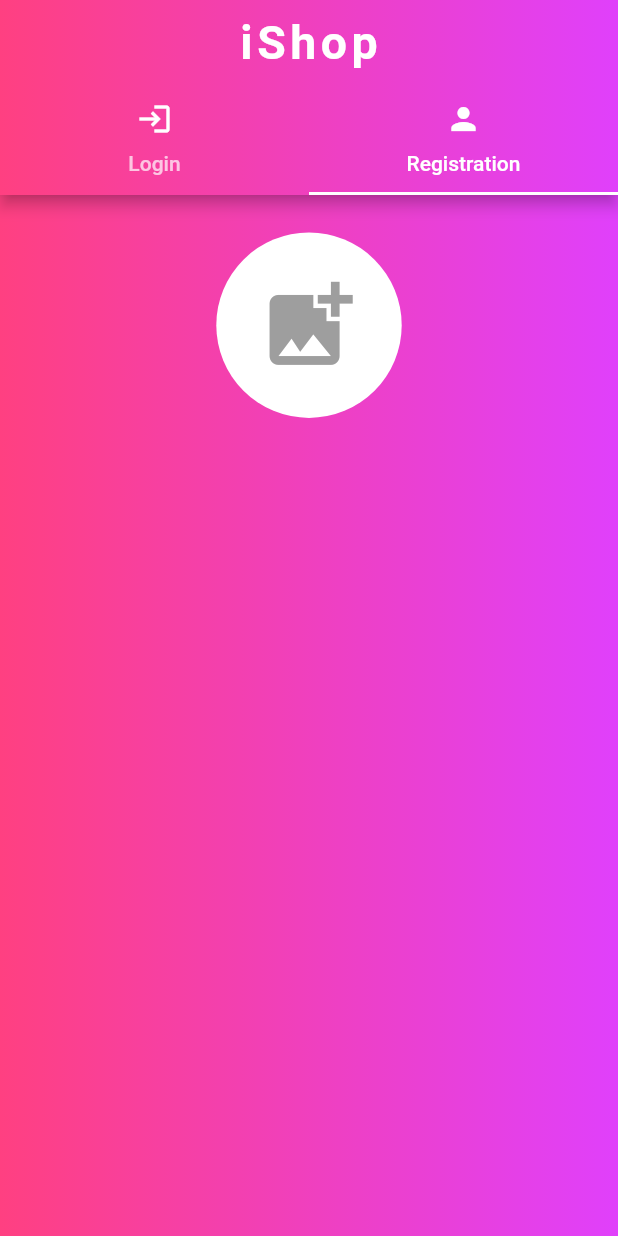
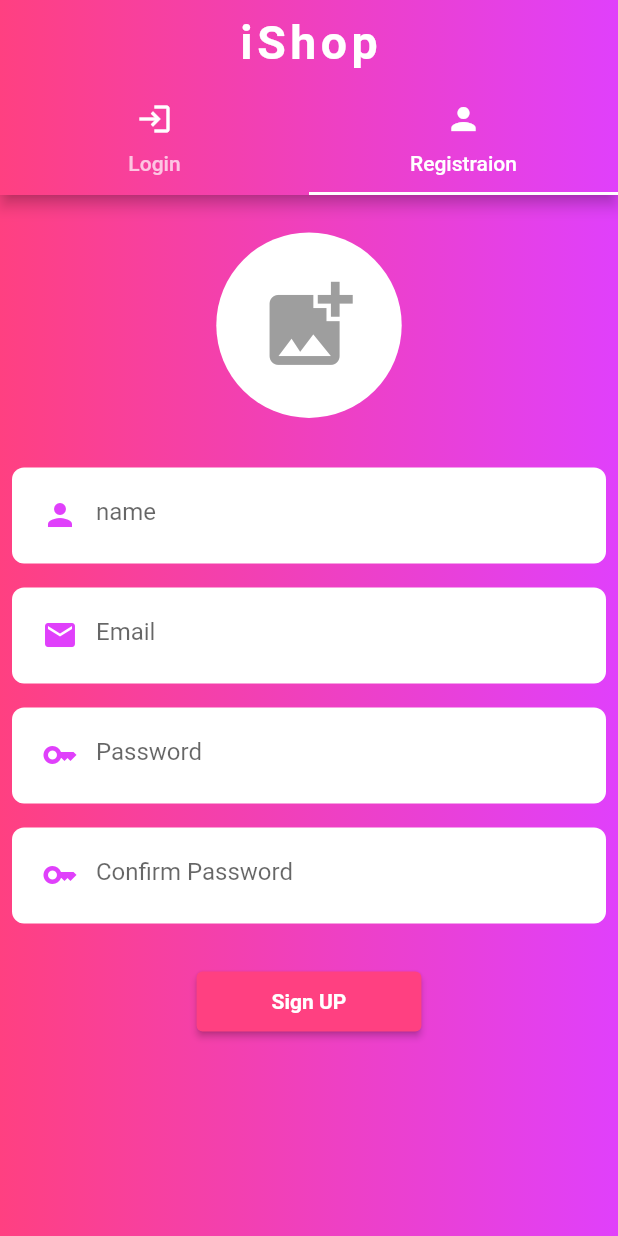
Before and after one commit to erarunkushwaha/ecom_ui, a Flutter app: the screen it shows after launch, tab 2 chosen, on a phone screen of 412 x 824 dp. Run offline on Flutter 3.47's test engine with Material 2 defaults, Android fonts, the phone set to English and light mode, and no system bars.

Commit message:
register screen added

```diff
--- a/lib/auth_screen/auth_screen.dart
+++ b/lib/auth_screen/auth_screen.dart
@@ -1,8 +1,6 @@
 import 'package:ecom_ui/auth_screen/login_tab.dart';
 import 'package:ecom_ui/auth_screen/register_tab.dart';
 import 'package:flutter/material.dart';
-import 'package:flutter/src/widgets/container.dart';
-import 'package:flutter/src/widgets/framework.dart';
 
 class AuthScreen extends StatefulWidget {
   @override
@@ -43,7 +41,7 @@ class _AuthScreenState extends State<AuthScreen> {
                 ),
               ),
               Tab(
-                text: "Registration",
+                text: "Registraion",
                 icon: Icon(
                   Icons.person,
                   color: Colors.white,
--- a/lib/auth_screen/register_tab.dart
+++ b/lib/auth_screen/register_tab.dart
@@ -1,3 +1,4 @@
+import 'package:ecom_ui/widgets/text_filed.dart';
 import 'package:flutter/material.dart';
 
 class RegisterTab extends StatefulWidget {
@@ -8,6 +9,13 @@ class RegisterTab extends StatefulWidget {
 }
 
 class _RegisterTabState extends State<RegisterTab> {
+  TextEditingController nameTextEditingController = TextEditingController();
+  TextEditingController emailTextEditingController = TextEditingController();
+  TextEditingController passwordTextEditingController = TextEditingController();
+  TextEditingController confirmPasswordTextEditingController =
+      TextEditingController();
+  GlobalKey<FormState> formkey = GlobalKey<FormState>();
+
   @override
   Widget build(BuildContext context) {
     return SingleChildScrollView(
@@ -24,7 +32,66 @@ class _RegisterTabState extends State<RegisterTab> {
                 child: const Icon(Icons.add_photo_alternate,
                     color: Colors.grey, size: 70),
               ),
-            )
+            ),
+            const SizedBox(height: 25),
+            //input form field
+            Form(
+              key: formkey,
+              child: Column(
+                children: [
+                  // name
+                  CustomTextField(
+                    textEditingController: nameTextEditingController,
+                    iconData: Icons.person,
+                    hintText: "name",
+                    isObsecre: false,
+                    enable: true,
+                  ),
+                  // email
+                  CustomTextField(
+                    textEditingController: emailTextEditingController,
+                    iconData: Icons.email,
+                    hintText: "Email",
+                    isObsecre: false,
+                    enable: true,
+                  ),
+
+                  //password
+                  CustomTextField(
+                    textEditingController: passwordTextEditingController,
+                    iconData: Icons.key,
+                    hintText: "Password",
+                    isObsecre: true,
+                    enable: true,
+                  ),
+
+                  //confirm_password
+                  CustomTextField(
+                    textEditingController: confirmPasswordTextEditingController,
+                    iconData: Icons.key,
+                    hintText: "Confirm Password",
+                    isObsecre: true,
+                    enable: true,
+                  ),
+                  const SizedBox(height: 20),
+                ],
+              ),
+            ),
+            ElevatedButton(
+              onPressed: () {},
+              style: ElevatedButton.styleFrom(
+                backgroundColor: Colors.pinkAccent,
+                padding: EdgeInsets.symmetric(horizontal: 50, vertical: 12),
+              ),
+              child: Text(
+                "Sign UP",
+                style: TextStyle(
+                  color: Colors.white,
+                  fontWeight: FontWeight.bold,
+                ),
+              ),
+            ),
+            const SizedBox(height: 30),
           ],
         ),
       ),
--- /dev/null
+++ b/lib/widgets/text_filed.dart
@@ -0,0 +1,51 @@
+import 'package:flutter/material.dart';
+
+class CustomTextField extends StatefulWidget {
+  TextEditingController? textEditingController;
+  IconData? iconData;
+  final String? hintText;
+  bool? isObsecre = true;
+  bool? enable = true;
+
+  CustomTextField({
+    this.textEditingController,
+    this.iconData,
+    this.hintText,
+    this.isObsecre,
+    this.enable,
+  });
+
+  @override
+  State<CustomTextField> createState() => _CustomTextFieldState();
+}
+
+class _CustomTextFieldState extends State<CustomTextField> {
+  @override
+  Widget build(BuildContext context) {
+    return Container(
+      decoration: const BoxDecoration(
+        color: Colors.white,
+        borderRadius: BorderRadius.all(
+          Radius.circular(8),
+        ),
+      ),
+      padding: const EdgeInsets.all(8.0),
+      margin: const EdgeInsets.all(8.0),
+      child: TextFormField(
+        enabled: widget.enable,
+        controller: widget.textEditingController,
+        obscureText: widget.isObsecre!,
+        cursorColor: Theme.of(context).primaryColor,
+        decoration: InputDecoration(
+          border: InputBorder.none,
+          prefixIcon: Icon(
+            widget.iconData,
+            color: Colors.purpleAccent,
+          ),
+          focusColor: Theme.of(context).primaryColor,
+          hintText: widget.hintText,
+        ),
+      ),
+    );
+  }
+}
```
